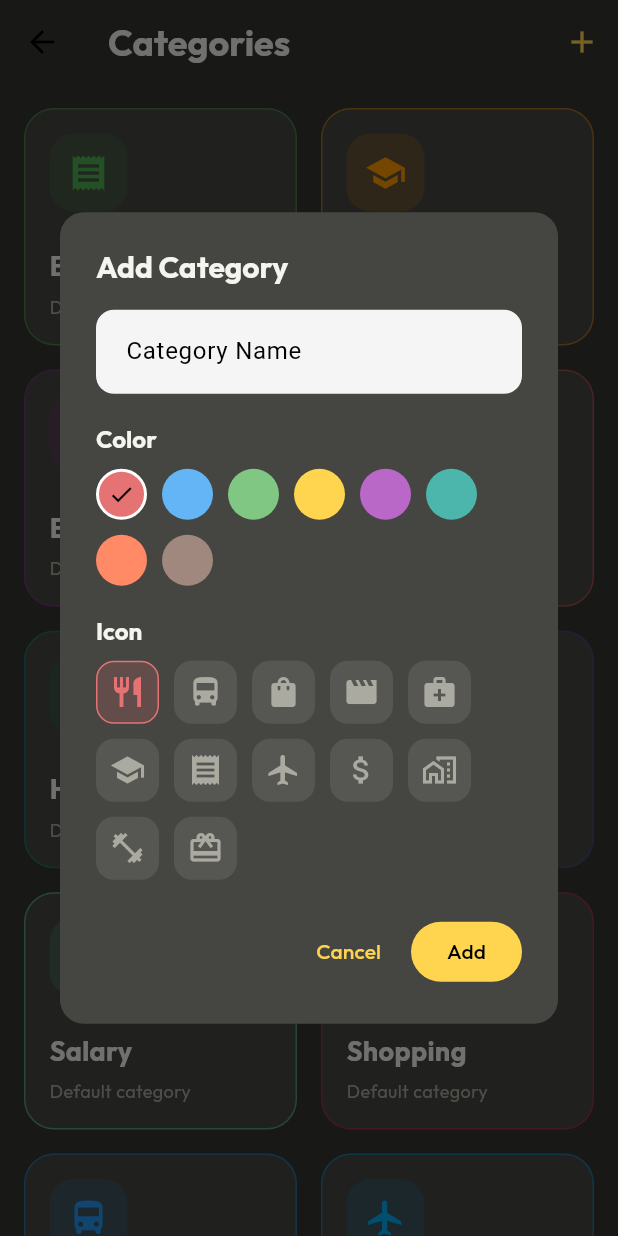
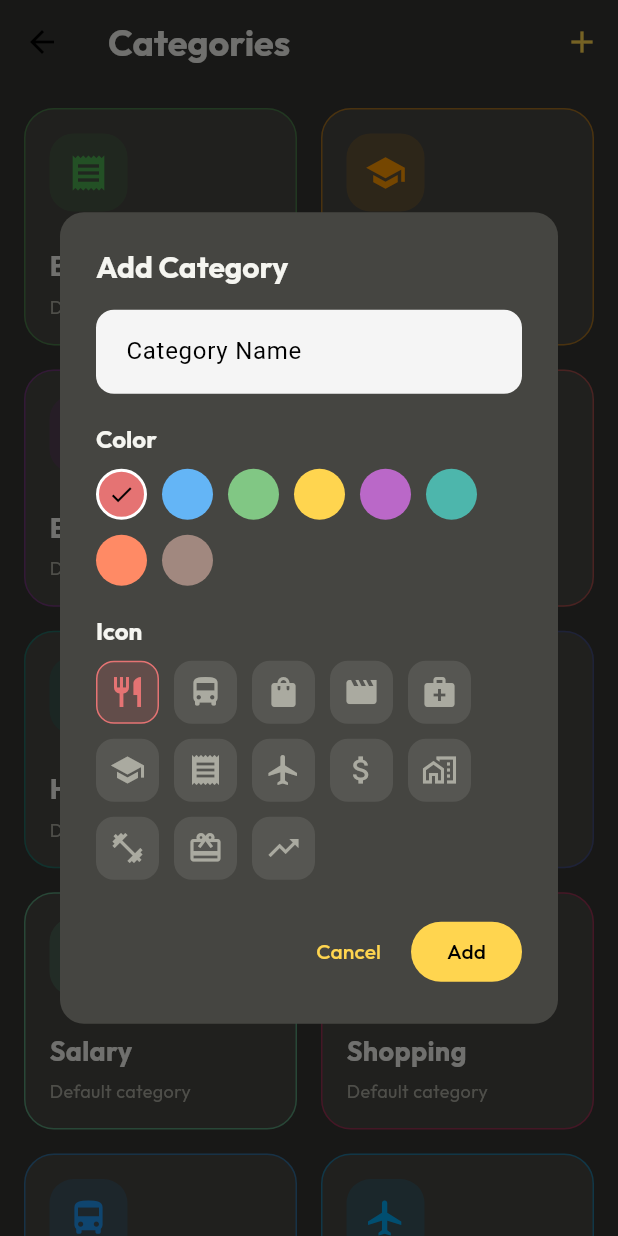
Before and after one commit to Dharmaraja07/ledgerly, a Flutter app: the CategoriesPage screen opened directly, after a tap on the "add" icon, on a phone screen of 412 x 824 dp. Run offline on Flutter 3.47's test engine with Material 3 defaults, Android fonts, the phone set to English and light mode, and no system bars; our stand-ins replace bloc, connectivity_plus, csv, dio, equatable, file_picker and 18 more; missing offline and left inert: encrypt; accounts and stored records are empty; generated files the repository leaves out were written again.

Commit message:
icon changes

```diff
--- /dev/null
+++ b/lib/features/category/category_icons.dart
@@ -0,0 +1,27 @@
+import 'package:flutter/material.dart';
+
+/// Material icons persisted as [IconData.codePoint] in storage. Used for the
+/// category picker and to resolve DB values without non-const [IconData] calls
+/// (required for release icon font tree shaking).
+const List<IconData> kTransactionCategoryIcons = [
+  Icons.restaurant,
+  Icons.directions_bus,
+  Icons.shopping_bag,
+  Icons.movie,
+  Icons.medical_services,
+  Icons.school,
+  Icons.receipt,
+  Icons.flight,
+  Icons.attach_money,
+  Icons.home_work_outlined,
+  Icons.fitness_center,
+  Icons.card_giftcard,
+  Icons.trending_up,
+];
+
+IconData categoryIconForCodePoint(int codePoint) {
+  for (final icon in kTransactionCategoryIcons) {
+    if (icon.codePoint == codePoint) return icon;
+  }
+  return Icons.category;
+}
--- a/lib/features/category/data/repositories/category_repository_impl.dart
+++ b/lib/features/category/data/repositories/category_repository_impl.dart
@@ -1,6 +1,7 @@
 import 'package:flutter/material.dart';
 import 'package:isar/isar.dart';
 import '../../../../core/database/isar_service.dart';
+import '../../category_icons.dart';
 import '../../domain/entities/category.dart';
 import '../models/category_isar.dart';
 
@@ -32,7 +33,7 @@ class CategoryRepositoryImpl implements CategoryRepository {
         .map((c) => TransactionCategory(
               id: c.id.toString(),
               name: c.name,
-              icon: IconData(c.iconCode, fontFamily: 'MaterialIcons'),
+              icon: categoryIconForCodePoint(c.iconCode),
               color: Color(c.colorValue),
               isDefault: c.isDefault,
             ))
--- a/lib/features/category/presentation/pages/categories_page.dart
+++ b/lib/features/category/presentation/pages/categories_page.dart
@@ -3,6 +3,7 @@ import 'package:flutter_bloc/flutter_bloc.dart';
 import 'package:google_fonts/google_fonts.dart';
 
 import '../../../../core/theme/app_colors.dart';
+import '../../category_icons.dart';
 import '../../domain/entities/category.dart';
 import '../bloc/category_bloc.dart';
 import '../bloc/category_event.dart';
@@ -25,21 +26,6 @@ class _CategoriesPageState extends State<CategoriesPage> {
     Color(0xFF4DB6AC),
     Color(0xFFFF8A65),
     Color(0xFFA1887F),
-  ];
-
-  static const _icons = [
-    Icons.restaurant,
-    Icons.directions_bus,
-    Icons.shopping_bag,
-    Icons.movie,
-    Icons.medical_services,
-    Icons.school,
-    Icons.receipt,
-    Icons.flight,
-    Icons.attach_money,
-    Icons.home_work_outlined,
-    Icons.fitness_center,
-    Icons.card_giftcard,
   ];
 
   @override
@@ -161,7 +147,7 @@ class _CategoriesPageState extends State<CategoriesPage> {
   void _showCategoryDialog(BuildContext context, [TransactionCategory? existing]) {
     final nameController = TextEditingController(text: existing?.name ?? '');
     var selectedColor = existing?.color ?? _palette.first;
-    var selectedIcon = existing?.icon ?? _icons.first;
+    var selectedIcon = existing?.icon ?? kTransactionCategoryIcons.first;
 
     showDialog<void>(
       context: context,
@@ -239,7 +225,7 @@ class _CategoriesPageState extends State<CategoriesPage> {
                     Wrap(
                       spacing: 10,
                       runSpacing: 10,
-                      children: _icons.map((icon) {
+                      children: kTransactionCategoryIcons.map((icon) {
                         final selected = icon == selectedIcon;
                         return GestureDetector(
                           onTap: () {
```
Also changed, not shown: 1 other file.
